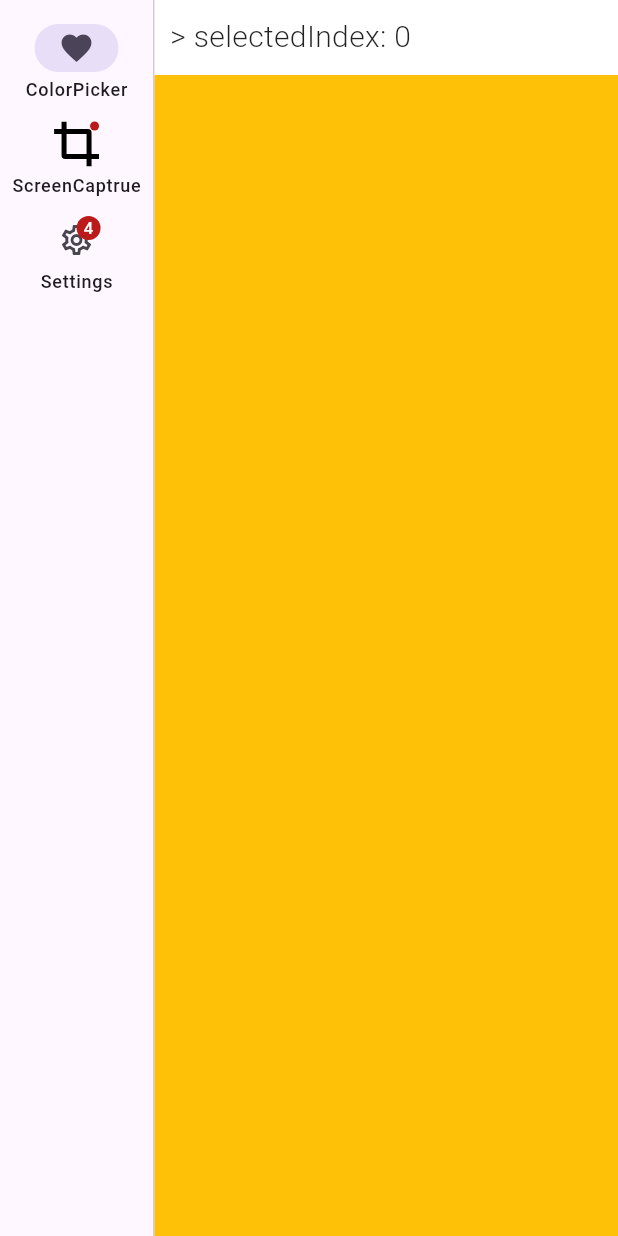
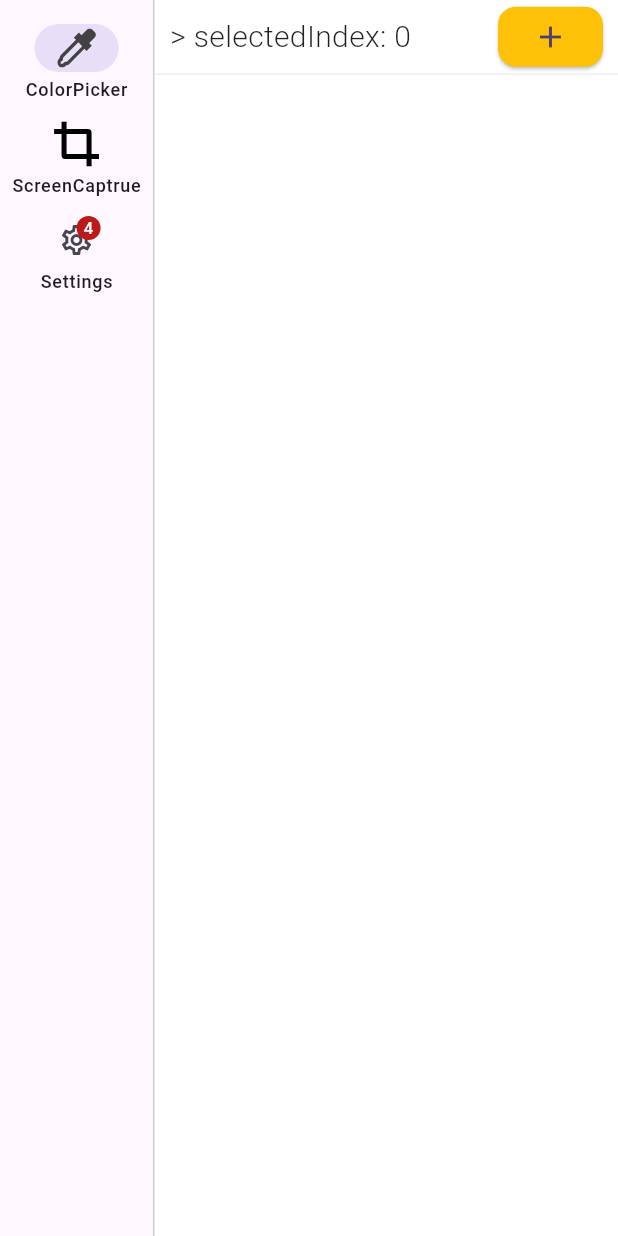
Before and after one commit to wayixia/imagecap, a Flutter app: the screen it shows after launch, on a phone screen of 412 x 824 dp. Run offline on Flutter 3.47's test engine with Material 3 defaults, Android fonts, the phone set to English and light mode, and no system bars; our stand-ins replace flutter_svg.

Commit message:
add assets images

```diff
--- a/lib/mainframe.dart
+++ b/lib/mainframe.dart
@@ -49,19 +49,26 @@ class _MainFrameState extends State<MainFrame> {
                     )
                   : const SizedBox(),
               destinations: <NavigationRailDestination>[
-                const NavigationRailDestination(
-                  icon: Icon(Icons.favorite_border),
-                  selectedIcon: Icon(Icons.favorite),
-                  label: Text('ColorPicker'),
+                NavigationRailDestination(
+                  // icon: Badge( child:
+                  //   SvgPicture.asset( 'assets/images/svg/colorpicker.svg', width:30, height:30)
+                  //   ),
+                  // ignore: deprecated_member_use
+                  icon: SvgPicture.asset( 'assets/images/svg/colorpicker.svg', width:26, height:26, color: Colors.black,),
+                  // Badge(child:
+                  //   Icon(Icons.bookmark_border)
+                  // ),
+                  //selectedIcon: const Icon(Icons.favorite),
+                  // ignore: deprecated_member_use
+                  selectedIcon: SvgPicture.asset( 'assets/images/svg/colorpicker.svg', width:26, height:26, color: Colors.grey[800],),
+                  label: const Text('ColorPicker'),
+
                 ),
                 NavigationRailDestination(
                   //icon: Badge(child: Icon(Icons.bookmark_border)),
-                  icon: Badge(child:
-                    //Icon(Icons.bookmark_border)
-                    //SvgPicture.asset('icons/heart.svg', package: 'my_icons')
-                    SvgPicture.asset( 'assets/images/svg/capture.svg', width:30, height:30)
-                  ),
-                  selectedIcon: const Badge(child: Icon(Icons.book)),
+                  icon: SvgPicture.asset( 'assets/images/svg/capture.svg', width:30, height:30),
+                  //selectedIcon: const Badge(child: Icon(Icons.book)),
+                  selectedIcon: SvgPicture.asset( 'assets/images/svg/capture.svg', width:30, height:30, color: Colors.grey[800],),
                   label: const Text('ScreenCaptrue'),
                 ),
                 const NavigationRailDestination(
@@ -77,21 +84,50 @@ class _MainFrameState extends State<MainFrame> {
               child: Column(
                 mainAxisAlignment: MainAxisAlignment.center,
                 children: <Widget>[
-                  Container(color: Colors.white,
+                  Container(
+                    decoration: BoxDecoration(
+                      color: Colors.white,
+                      border: Border(
+                        bottom: BorderSide(
+                          color: Color.fromARGB(0xff, 0xEE, 0xEE, 0xEE), // 底部边框颜色
+                          width: 1.0, // 底部边框宽度
+                        ),),),
                     height: 50,
                     width: double.infinity,
                     alignment: Alignment.centerLeft,
 
-                    child:
-                      Text('  > selectedIndex: $_selectedIndex',
+                    child:  Row(children: [
+                       Text('  > selectedIndex: $_selectedIndex',
                         style:
                           TextStyle(color: Colors.black87,
                             fontSize: 20,
                             fontWeight: FontWeight.w300
                           ),
-                      )
+                      ),
+                      Spacer(),
+                      SizedBox(
+                        width: 70,
+                        height: 40,
+                        child: FloatingActionButton(
+                          //onPressed: _incrementCounter,
+                          tooltip: 'Increment',
+                          onPressed: () {  },
+                          mini: true,
+                          elevation: 1,
+                          backgroundColor: Colors.amber,
+                          hoverElevation: 1,
+                          // hoverColor: Color.fromARGB(0xFF, 0xF1, 0xF1, 0xF1),
+                          focusElevation: 1,
+                          // splashColor: Colors.transparent,
+                          highlightElevation: 1, // 将阴影高度设置为0
+                          child: const Icon(Icons.add),
+                        ),
+                      ),
+                      SizedBox(width: 10),
+                    ],)
+
                   ),
-                  Expanded(child: Container(color: Colors.amber, width: double.infinity)),
+                  Expanded(child: Container(color: Colors.white, width: double.infinity,)),
 
                   // const SizedBox(height: 10),
                   // SegmentedButton<NavigationRailLabelType>(
--- a/pubspec.yaml
+++ b/pubspec.yaml
@@ -64,6 +64,7 @@ flutter:
   #   - images/a_dot_ham.jpeg
   assets:
      - assets/images/svg/capture.svg
+     - assets/images/svg/colorpicker.svg
   # An image asset can refer to one or more resolution-specific "variants", see
   # https://flutter.dev/to/resolution-aware-images
 
```
Also changed, not shown: assets/images/svg/colorpicker.svg (added).
